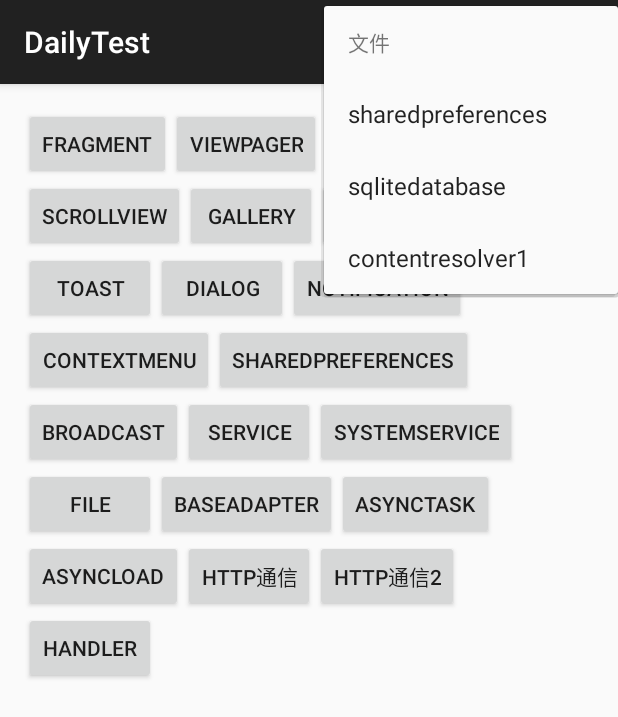
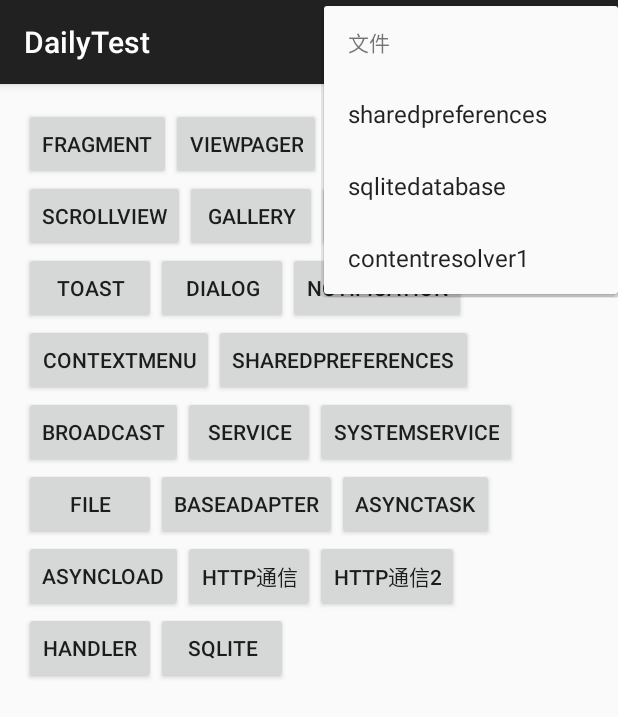
Before and after one commit to Gyps0phila/FirstTest, an Android app: the screen it shows after launch (MainActivity), in the options menu, after a tap on "文件", on a phone screen of 412 x 824 dp. Shown: the top 717 px of the screen. Run offline under Robolectric (Android 15) with nearby library versions, the phone set to English and light mode, and no system bars.

Commit message:
test sqlite

```diff
--- a/src/main/java/com/example/gypsophila/dailytest/MainActivity.java
+++ b/src/main/java/com/example/gypsophila/dailytest/MainActivity.java
@@ -327,6 +327,10 @@ public class MainActivity extends ActionBarActivity implements View.OnClickListe
                 startActivity(new Intent(this, HandlerAty.class));
                 break;
             }
+            case R.id.btn_sqlite: {
+                startActivity(new Intent(this, SQLiteDataBaseAty.class));
+                break;
+            }
         }
     }
     @Override
--- a/src/main/java/com/example/gypsophila/sqlitedatabase/SQLiteDataBaseAty.java
+++ b/src/main/java/com/example/gypsophila/sqlitedatabase/SQLiteDataBaseAty.java
@@ -43,12 +43,13 @@ public class SQLiteDataBaseAty extends Activity {
         //插入几条数据
         //第一种是直接db.execSQL
         //db.execSQL("insert into usertb(name,age,sex) values('张三',18,'女')");
-        //第二种是insert语句
+        //第二种是insert语句(插入的表名，空列的默认值，键值)
 
         ContentValues values = new ContentValues();
         values.put("name", "张三");
         values.put("age", 19);
         values.put("sex", "男");
+
         db.insert("usertb", null, values);
 
         values.clear();
--- a/src/main/res/layout/activity_main.xml
+++ b/src/main/res/layout/activity_main.xml
@@ -150,6 +150,14 @@
         android:id="@+id/btn_handler"
         android:onClick="doClick"
         android:layout_below="@+id/btn_asyncload"/>
+    <Button
+        android:layout_width="wrap_content"
+        android:layout_height="wrap_content"
+        android:text="sqlite"
+        android:id="@+id/btn_sqlite"
+        android:layout_below="@+id/btn_asyncload"
+        android:onClick="doClick"
+        android:layout_toRightOf="@+id/btn_handler"/>
 
 
 </RelativeLayout>
```
